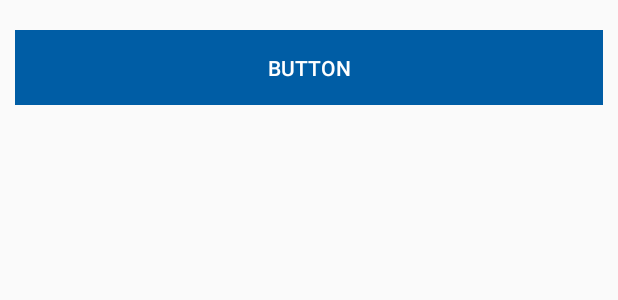
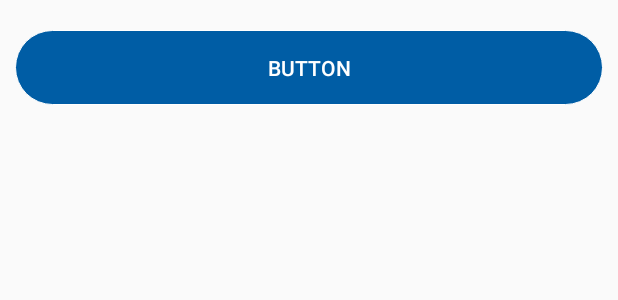
Before and after one commit to NazarAbbas/DynamicControls, an Android app: the layout dynamic_button.xml on its own in the app's theme, with its tools: preview values and no code run, on a phone screen of 412 x 824 dp. Shown: the top 300 px of the screen. Run offline under Robolectric (Android 15) with nearby library versions, the phone set to English and light mode, and no system bars.

Commit message:
ripple effect implemented

```diff
--- a/app/src/main/java/commdel/Database/DatabaseHelper.java
+++ b/app/src/main/java/commdel/Database/DatabaseHelper.java
@@ -82,6 +82,7 @@ public class DatabaseHelper extends SQLiteOpenHelper {
                     + Row_ID + " integer primary key autoincrement, "
                     + COL_FILE_NAME + " varchar, "
                     + COL_FILE_PATH + " varchar, "
+                    + COL_CASE_ID + " varchar, "
                     + COL_CREATED_DATE + " DATETIME DEFAULT CURRENT_DATE)";
             db.execSQL(str_image);
             Log.d("Table: ", "Table creation query: " + str_image);
--- a/app/src/main/java/commdel/com/DynamicControlRendererActivity.java
+++ b/app/src/main/java/commdel/com/DynamicControlRendererActivity.java
@@ -344,7 +344,7 @@ public class DynamicControlRendererActivity extends Permissions implements View.
             if (resultCode == RESULT_OK) {
                 Uri selectedImage = mFile.fileUri;//getOutputMediaFileUri(this);// fileUri.getPath();//.getData();
                 CropImage.activity(selectedImage)
-                        .setGuidelines(CropImageView.Guidelines.ON).setRequestedSize(Constant.IMAGE_REQUESTED_WIDTH, Constant.IMAGE_REQUESTED_HEIGHT)
+                        .setGuidelines(CropImageView.Guidelines.ON)//.setRequestedSize(Constant.IMAGE_REQUESTED_WIDTH, Constant.IMAGE_REQUESTED_HEIGHT)
                         .start(this);
             }
         }
--- /dev/null
+++ b/dynamiccontrolslibrary/src/main/res/drawable-hdpi/rounded_border_primary_color_background.xml
@@ -0,0 +1,11 @@
+<?xml version="1.0" encoding="utf-8"?>
+<selector xmlns:android="http://schemas.android.com/apk/res/android">
+    <item>
+        <shape android:shape="rectangle">
+            <corners android:radius="30dp" />
+            <stroke android:width="1px" android:color="@color/white" />
+            <solid android:color="@color/dark_blue" />
+        </shape>
+
+    </item>
+</selector>
--- /dev/null
+++ b/dynamiccontrolslibrary/src/main/res/drawable/ripple_effect_blue_color.xml
@@ -0,0 +1,4 @@
+<?xml version="1.0" encoding="utf-8"?>
+<ripple xmlns:android="http://schemas.android.com/apk/res/android"
+    android:color="@color/dark_blue">
+</ripple>
--- /dev/null
+++ b/dynamiccontrolslibrary/src/main/res/drawable/ripple_effect_gray_color.xml
@@ -0,0 +1,3 @@
+<?xml version="1.0" encoding="utf-8"?>
+<ripple xmlns:android="http://schemas.android.com/apk/res/android"
+    android:color="@color/dark_gray" />
--- /dev/null
+++ b/dynamiccontrolslibrary/src/main/res/drawable/ripple_effect_white_color.xml
@@ -0,0 +1,4 @@
+<?xml version="1.0" encoding="utf-8"?>
+<ripple xmlns:android="http://schemas.android.com/apk/res/android"
+    android:color="@color/white">
+</ripple>
--- a/dynamiccontrolslibrary/src/main/res/layout/dynamic_button.xml
+++ b/dynamiccontrolslibrary/src/main/res/layout/dynamic_button.xml
@@ -15,21 +15,20 @@
         android:orientation="vertical">
 
 
-        <com.vdoers.dynamiccontrolslibrary.mControls.MaterialRippleLayout
+        <LinearLayout
             android:id="@+id/mrl"
             android:layout_width="match_parent"
             android:layout_height="wrap_content"
-            app:mrl_rippleColor="@color/white"
-            app:mrl_rippleRoundedCorners="0dp">
+            android:background="@drawable/rounded_border_primary_color_background">
 
             <Button
                 android:id="@+id/btn_next"
                 android:layout_width="match_parent"
                 android:layout_height="50dp"
-                android:background="@color/dark_blue"
+                android:background="@drawable/ripple_effect_white_color"
                 android:text="@string/button"
                 android:textColor="@color/white" />
 
-        </com.vdoers.dynamiccontrolslibrary.mControls.MaterialRippleLayout>
+        </LinearLayout>
     </LinearLayout>
 </LinearLayout>
```
Also changed, not shown: dynamiccontrolslibrary/src/main/java/com/vdoers/dynamiccontrolslibrary/mControls/ControlRederer.java (+40 -0 lines), dynamiccontrolslibrary/src/main/res/layout/activity_signature.xml (+8 -10 lines), dynamiccontrolslibrary/src/main/res/layout/custom_toolbar_header.xml (+4 -5 lines), dynamiccontrolslibrary/src/main/res/layout/dynamic_multi_select_alert_layout.xml (+8 -9 lines), dynamiccontrolslibrary/src/main/res/layout/dynamic_otp_reciever.xml (+30 -30 lines), dynamiccontrolslibrary/src/main/res/layout/dynamic_search_listview.xml (+5 -5 lines), dynamiccontrolslibrary/src/main/res/layout/dynamic_textview.xml (+4 -5 lines), dynamiccontrolslibrary/src/main/res/layout/dynamic_toolbar.xml (+4 -5 lines).
